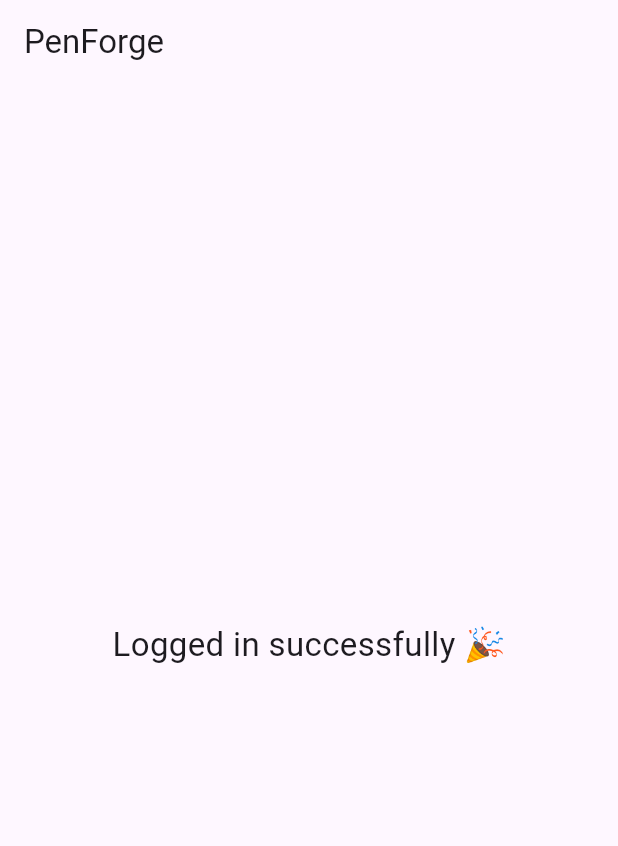
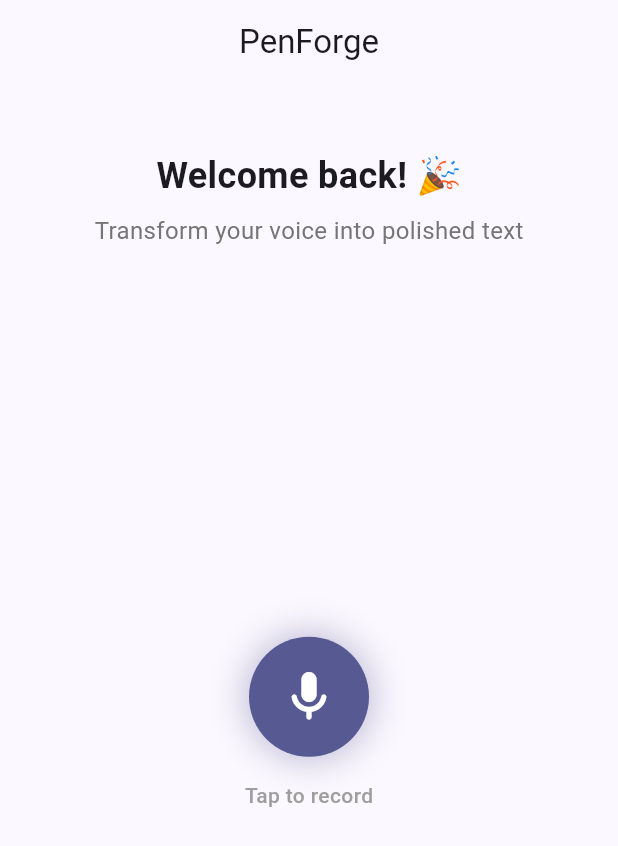
Before and after one commit to u-pawan/penforge, a Flutter app: the screen it shows once a user with an empty profile is signed in, on a phone screen of 412 x 824 dp. Shown: the top 846 px of the screen. Run offline on Flutter 3.47's test engine with Material 3 defaults, Android fonts, the phone set to English and light mode, and no system bars; our stand-ins replace firebase_auth, firebase_core, flutter_riverpod, google_sign_in; missing offline and left inert: record; accounts and stored records are empty; network calls fail.

Commit message:
first commit

```diff
--- a/lib/app.dart
+++ b/lib/app.dart
@@ -2,8 +2,14 @@
 import 'package:flutter_riverpod/flutter_riverpod.dart';
 import 'features/auth/auth_provider.dart';
 import 'features/auth/login_prompt.dart';
+import 'features/recording/mic_button.dart';
 
-
+/// The main app widget
+///
+/// This is the entry point of the UI. It:
+/// 1. Sets up the theme (colors, fonts)
+/// 2. Handles authentication state
+/// 3. Shows appropriate screen based on login status
 class PenForgeApp extends ConsumerWidget {
   const PenForgeApp({super.key});
 
@@ -13,11 +19,47 @@
 
     return MaterialApp(
       debugShowCheckedModeBanner: false,
+
+      // App title shown in task switcher
+      title: 'PenForge',
+
+      // Theme configuration - this sets up colors for the entire app
+      theme: ThemeData(
+        useMaterial3: true,
+        colorScheme: ColorScheme.fromSeed(
+          seedColor: const Color(0xFF6366F1), // Indigo/purple color
+          brightness: Brightness.light,
+        ),
+        // Nice rounded buttons
+        elevatedButtonTheme: ElevatedButtonThemeData(
+          style: ElevatedButton.styleFrom(
+            padding: const EdgeInsets.symmetric(horizontal: 24, vertical: 12),
+            shape: RoundedRectangleBorder(
+              borderRadius: BorderRadius.circular(12),
+            ),
+          ),
+        ),
+      ),
+
+      // Dark mode theme (optional - can enable later)
+      darkTheme: ThemeData(
+        useMaterial3: true,
+        colorScheme: ColorScheme.fromSeed(
+          seedColor: const Color(0xFF6366F1),
+          brightness: Brightness.dark,
+        ),
+      ),
+
+      // Use system setting for light/dark mode
+      themeMode: ThemeMode.system,
+
+      // Choose which screen to show based on auth state
       home: authState.when(
         loading: () => const SplashScreen(),
-        error: (_, __) => const ErrorScreen(),
+        error: (error, stackTrace) => const ErrorScreen(),
         data: (user) {
           if (user == null) {
+            // No user yet, trigger anonymous sign in
             ref.read(authControllerProvider).signInAnonymously();
             return const SplashScreen();
           }
@@ -28,59 +70,190 @@
   }
 }
 
+/// Shown while the app is loading/initializing
 class SplashScreen extends StatelessWidget {
   const SplashScreen({super.key});
 
   @override
   Widget build(BuildContext context) {
-    return const Scaffold(body: Center(child: Text("Setting up PenForge…")));
+    return Scaffold(
+      body: Center(
+        child: Column(
+          mainAxisAlignment: MainAxisAlignment.center,
+          children: [
+            // App icon placeholder
+            Container(
+              width: 80,
+              height: 80,
+              decoration: BoxDecoration(
+                color: Theme.of(context).primaryColor,
+                borderRadius: BorderRadius.circular(20),
+              ),
+              child: const Icon(
+                Icons.edit_note_rounded,
+                size: 48,
+                color: Colors.white,
+              ),
+            ),
+            const SizedBox(height: 24),
+            const Text(
+              "PenForge",
+              style: TextStyle(fontSize: 28, fontWeight: FontWeight.bold),
+            ),
+            const SizedBox(height: 8),
+            const Text(
+              "Setting up...",
+              style: TextStyle(fontSize: 16, color: Colors.grey),
+            ),
+            const SizedBox(height: 24),
+            const CircularProgressIndicator(),
+          ],
+        ),
+      ),
+    );
   }
 }
 
+/// Shown when something goes wrong during initialization
 class ErrorScreen extends StatelessWidget {
   const ErrorScreen({super.key});
 
   @override
   Widget build(BuildContext context) {
-    return const Scaffold(body: Center(child: Text("Something went wrong")));
+    return Scaffold(
+      body: Center(
+        child: Column(
+          mainAxisAlignment: MainAxisAlignment.center,
+          children: [
+            const Icon(
+              Icons.error_outline_rounded,
+              size: 64,
+              color: Colors.red,
+            ),
+            const SizedBox(height: 16),
+            const Text(
+              "Something went wrong",
+              style: TextStyle(fontSize: 20, fontWeight: FontWeight.bold),
+            ),
+            const SizedBox(height: 8),
+            const Text(
+              "Please restart the app",
+              style: TextStyle(color: Colors.grey),
+            ),
+          ],
+        ),
+      ),
+    );
   }
 }
 
+/// The main home screen with recording functionality
+///
+/// This screen shows:
+/// - Welcome message
+/// - Large microphone button for recording
+/// - Sign-in prompt for anonymous users
+/// - (Later) List of saved notes
 class HomeScreen extends ConsumerWidget {
   const HomeScreen({super.key});
 
   @override
   Widget build(BuildContext context, WidgetRef ref) {
     final user = ref.watch(authStateProvider).value;
+    final isAnonymous = user?.isAnonymous ?? true;
 
     return Scaffold(
       appBar: AppBar(
         title: const Text("PenForge"),
+        centerTitle: true,
+        actions: [
+          // Show sign-in badge for anonymous users
+          if (isAnonymous)
+            TextButton.icon(
+              onPressed: () {
+                showDialog(
+                  context: context,
+                  builder: (_) => const LoginPrompt(),
+                );
+              },
+              icon: const Icon(Icons.person_outline),
+              label: const Text("Sign in"),
+            ),
+        ],
       ),
-      body: Center(
+      body: Padding(
+        padding: const EdgeInsets.all(24.0),
         child: Column(
-          mainAxisAlignment: MainAxisAlignment.center,
           children: [
-            const Text(
-              "Logged in successfully 🎉",
-              style: TextStyle(fontSize: 22),
+            // Welcome section at the top
+            const SizedBox(height: 20),
+            Text(
+              isAnonymous ? "Welcome to PenForge! 👋" : "Welcome back! 🎉",
+              style: const TextStyle(fontSize: 24, fontWeight: FontWeight.bold),
             ),
-            const SizedBox(height: 20),
+            const SizedBox(height: 8),
+            Text(
+              "Transform your voice into polished text",
+              style: TextStyle(fontSize: 16, color: Colors.grey[600]),
+            ),
 
-            // Show button only if user is anonymous
-            if (user != null && user.isAnonymous)
-              ElevatedButton(
-                onPressed: () {
-                  showDialog(
-                    context: context,
-                    builder: (_) => const LoginPrompt(),
-                  );
-                },
-                child: const Text("Save your work"),
+            // Main recording area
+            const Expanded(
+              child: Center(
+                child: MicButton(
+                  onRecordingComplete: _onRecordingComplete,
+                  onError: _onRecordingError,
+                ),
               ),
+            ),
+
+            // Sign-in prompt at the bottom for anonymous users
+            if (isAnonymous) ...[
+              Container(
+                padding: const EdgeInsets.all(16),
+                decoration: BoxDecoration(
+                  color: Colors.amber.shade50,
+                  borderRadius: BorderRadius.circular(12),
+                  border: Border.all(color: Colors.amber.shade200),
+                ),
+                child: Row(
+                  children: [
+                    Icon(Icons.info_outline, color: Colors.amber.shade700),
+                    const SizedBox(width: 12),
+                    Expanded(
+                      child: Text(
+                        "Sign in to save your notes across devices",
+                        style: TextStyle(color: Colors.amber.shade900),
+                      ),
+                    ),
+                    TextButton(
+                      onPressed: () {
+                        showDialog(
+                          context: context,
+                          builder: (_) => const LoginPrompt(),
+                        );
+                      },
+                      child: const Text("Sign in"),
+                    ),
+                  ],
+                ),
+              ),
+              const SizedBox(height: 20),
+            ],
           ],
         ),
       ),
     );
   }
 }
+
+/// Called when a recording is successfully completed
+void _onRecordingComplete(String filePath) {
+  // TODO: Upload to Firebase Storage and process with AI
+  debugPrint('Recording saved to: $filePath');
+}
+
+/// Called when there's an error during recording
+void _onRecordingError(String error) {
+  debugPrint('Recording error: $error');
+}
--- /dev/null
+++ b/lib/features/recording/mic_button.dart
@@ -0,0 +1,211 @@
+import 'package:flutter/material.dart';
+import 'package:flutter_riverpod/flutter_riverpod.dart';
+import 'recording_provider.dart';
+import 'recording_service.dart';
+
+/// A large microphone button that shows recording status
+///
+/// This widget:
+/// - Shows a mic icon when idle
+/// - Pulses/animates when recording
+/// - Shows a spinner when processing
+/// - Changes color based on state
+class MicButton extends ConsumerStatefulWidget {
+  /// Called when recording is complete with the file path
+  final void Function(String filePath)? onRecordingComplete;
+
+  /// Called when there's an error
+  final void Function(String error)? onError;
+
+  const MicButton({super.key, this.onRecordingComplete, this.onError});
+
+  @override
+  ConsumerState<MicButton> createState() => _MicButtonState();
+}
+
+class _MicButtonState extends ConsumerState<MicButton>
+    with SingleTickerProviderStateMixin {
+  // Animation controller for the pulsing effect
+  late AnimationController _pulseController;
+  late Animation<double> _pulseAnimation;
+
+  @override
+  void initState() {
+    super.initState();
+
+    // Set up the pulsing animation
+    // This creates a smooth scale effect: 1.0 -> 1.15 -> 1.0
+    _pulseController = AnimationController(
+      duration: const Duration(milliseconds: 1000),
+      vsync: this, // 'this' because we use SingleTickerProviderStateMixin
+    );
+
+    _pulseAnimation = Tween<double>(begin: 1.0, end: 1.15).animate(
+      CurvedAnimation(parent: _pulseController, curve: Curves.easeInOut),
+    );
+  }
+
+  @override
+  void dispose() {
+    _pulseController.dispose();
+    super.dispose();
+  }
+
+  /// Handle the button tap
+  Future<void> _onTap() async {
+    final recordingService = ref.read(recordingProvider.notifier);
+    final currentState = ref.read(recordingProvider);
+
+    // If currently recording, stop it
+    if (currentState.status == RecordingStatus.recording) {
+      _pulseController.stop();
+      _pulseController.reset();
+
+      final filePath = await recordingService.stopRecording();
+
+      if (filePath != null) {
+        widget.onRecordingComplete?.call(filePath);
+      } else {
+        widget.onError?.call('Failed to save recording');
+      }
+    }
+    // If idle, start recording
+    else if (currentState.status == RecordingStatus.idle) {
+      final started = await recordingService.startRecording();
+
+      if (started) {
+        // Start the pulsing animation
+        _pulseController.repeat(reverse: true);
+      } else {
+        widget.onError?.call(
+          currentState.errorMessage ?? 'Failed to start recording',
+        );
+      }
+    }
+    // If processing, do nothing (button is disabled)
+  }
+
+  @override
+  Widget build(BuildContext context) {
+    // Watch the recording state to rebuild when it changes
+    final recordingState = ref.watch(recordingProvider);
+
+    return Column(
+      mainAxisSize: MainAxisSize.min,
+      children: [
+        // The main button with animation
+        AnimatedBuilder(
+          animation: _pulseAnimation,
+          builder: (context, child) {
+            final isRecording =
+                recordingState.status == RecordingStatus.recording;
+
+            return Transform.scale(
+              // Only apply pulse animation when recording
+              scale: isRecording ? _pulseAnimation.value : 1.0,
+              child: child,
+            );
+          },
+          child: _buildButton(recordingState),
+        ),
+
+        const SizedBox(height: 16),
+
+        // Status text below the button
+        _buildStatusText(recordingState),
+      ],
+    );
+  }
+
+  /// Build the actual button with appropriate styling
+  Widget _buildButton(RecordingState state) {
+    final isRecording = state.status == RecordingStatus.recording;
+    final isProcessing = state.status == RecordingStatus.processing;
+    final isError = state.status == RecordingStatus.error;
+
+    // Choose colors based on state
+    Color backgroundColor;
+    Color iconColor;
+    IconData icon;
+
+    if (isRecording) {
+      backgroundColor = Colors.red;
+      iconColor = Colors.white;
+      icon = Icons.stop_rounded;
+    } else if (isProcessing) {
+      backgroundColor = Colors.orange;
+      iconColor = Colors.white;
+      icon = Icons.hourglass_top_rounded;
+    } else if (isError) {
+      backgroundColor = Colors.grey;
+      iconColor = Colors.red;
+      icon = Icons.mic_off_rounded;
+    } else {
+      // Idle state
+      backgroundColor = Theme.of(context).primaryColor;
+      iconColor = Colors.white;
+      icon = Icons.mic_rounded;
+    }
+
+    return GestureDetector(
+      onTap: isProcessing ? null : _onTap,
+      child: Container(
+        width: 80,
+        height: 80,
+        decoration: BoxDecoration(
+          color: backgroundColor,
+          shape: BoxShape.circle,
+          boxShadow: [
+            BoxShadow(
+              color: backgroundColor.withValues(alpha: 0.4),
+              blurRadius: 20,
+              spreadRadius: isRecording ? 8 : 2,
+            ),
+          ],
+        ),
+        child: Center(
+          child: isProcessing
+              ? const SizedBox(
+                  width: 32,
+                  height: 32,
+                  child: CircularProgressIndicator(
+                    color: Colors.white,
+                    strokeWidth: 3,
+                  ),
+                )
+              : Icon(icon, size: 40, color: iconColor),
+        ),
+      ),
+    );
+  }
+
+  /// Build the status text below the button
+  Widget _buildStatusText(RecordingState state) {
+    String text;
+    Color color;
+
+    switch (state.status) {
+      case RecordingStatus.idle:
+        text = 'Tap to record';
+        color = Colors.grey;
+        break;
+      case RecordingStatus.recording:
+        text = 'Recording... Tap to stop';
+        color = Colors.red;
+        break;
+      case RecordingStatus.processing:
+        text = 'Processing...';
+        color = Colors.orange;
+        break;
+      case RecordingStatus.error:
+        text = state.errorMessage ?? 'Error occurred';
+        color = Colors.red;
+        break;
+    }
+
+    return Text(
+      text,
+      style: TextStyle(fontSize: 14, color: color, fontWeight: FontWeight.w500),
+    );
+  }
+}
--- /dev/null
+++ b/lib/features/recording/recording_provider.dart
@@ -0,0 +1,30 @@
+import 'package:flutter_riverpod/flutter_riverpod.dart';
+import 'recording_service.dart';
+
+/// Provider for the RecordingService
+///
+/// This makes the RecordingService available throughout the app.
+/// Any widget can access the recording functionality using:
+///   ref.watch(recordingProvider)        - to get the current state
+///   ref.read(recordingProvider.notifier) - to call methods like startRecording()
+final recordingProvider = NotifierProvider<RecordingService, RecordingState>(
+  () {
+    return RecordingService();
+  },
+);
+
+/// Convenience provider to check if currently recording
+///
+/// Usage: final isRecording = ref.watch(isRecordingProvider);
+final isRecordingProvider = Provider<bool>((ref) {
+  final state = ref.watch(recordingProvider);
+  return state.status == RecordingStatus.recording;
+});
+
+/// Convenience provider to check if processing
+///
+/// Usage: final isProcessing = ref.watch(isProcessingProvider);
+final isProcessingProvider = Provider<bool>((ref) {
+  final state = ref.watch(recordingProvider);
+  return state.status == RecordingStatus.processing;
+});
```
Also changed, not shown: analyze_output.txt (added, +23 -0 lines), lib/features/auth/login_prompt.dart (+3 -5 lines), lib/features/recording/recording_service.dart (added, +183 -0 lines), pubspec.yaml (+12 -2 lines), pubspec.lock, 6 other files.
